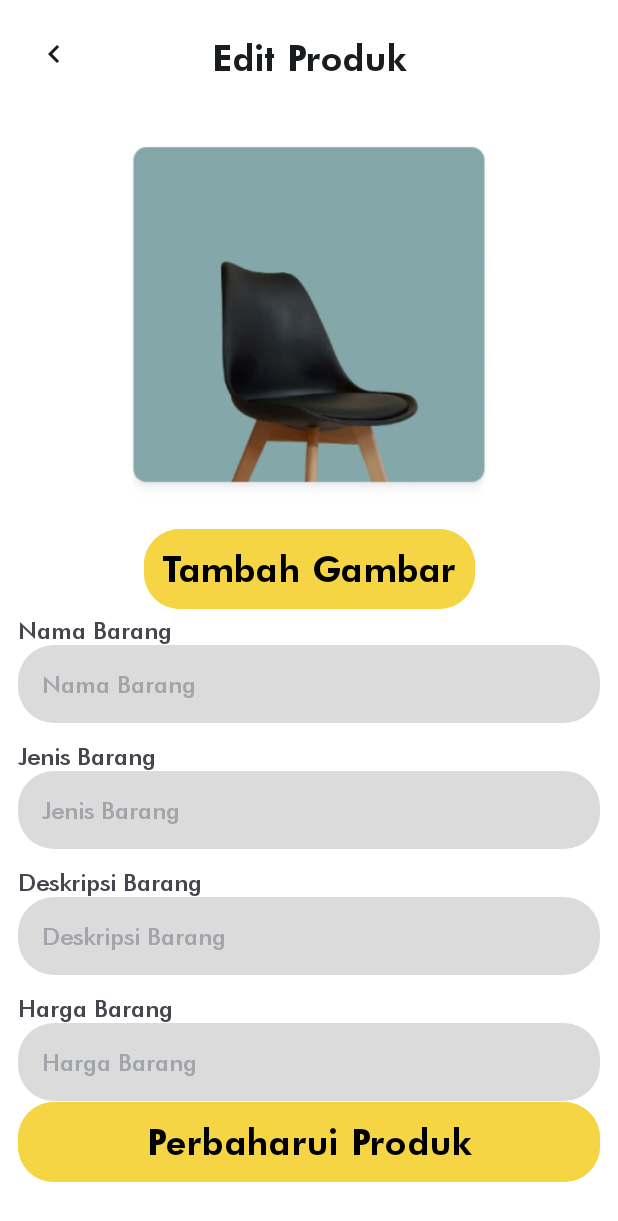
After one commit to kelas-app/mobdev, an Android app: the EditProductActivity screen opened directly, with no data from a screen before it, on a phone screen of 412 x 824 dp. The commit adds this screen. Shown: the top 1221 px of the screen. Run offline under Robolectric (Android 15) with nearby library versions, the light colour scheme and no system bars; pictures from the network do not load.

Commit message:
commit aja takut kenapa napa

```diff
--- a/app/src/main/AndroidManifest.xml
+++ b/app/src/main/AndroidManifest.xml
@@ -36,6 +36,7 @@
             android:exported="false" />
 
         <activity android:name=".view.profile.sellerprofile.sellertab.addproduct.ProductActivity" />
+        <activity android:name=".view.profile.sellerprofile.sellertab.editproduct.EditProductActivity" />
 
         <activity android:name=".view.profile.editprofile.EditProfileActivity" />
 
--- a/app/src/main/java/com/example/capstone/data/api/response/DashboardResponse.kt
+++ b/app/src/main/java/com/example/capstone/data/api/response/DashboardResponse.kt
@@ -1,9 +1,10 @@
 package com.example.capstone.data.api.response
 
 import com.example.capstone.data.api.services.ProductRequest
+import com.example.capstone.data.api.services.ProductRequestWithId
 
 data class DashboardResponse(
-    val dijual: List<ProductRequest>,
+    val dijual: List<ProductRequestWithId>,
     val diproses: List<ProcessRequest>,
     val selesai: List<ProcessRequest>
 )
--- a/app/src/main/java/com/example/capstone/view/cart/keranjang/KeranjangAdapter.kt
+++ b/app/src/main/java/com/example/capstone/view/cart/keranjang/KeranjangAdapter.kt
@@ -37,7 +37,7 @@ class KeranjangAdapter(
 
         fun bind(data: GetDetailProductResponse) {
             textViewTitle.text = data.name
-            textViewPrice.text = context.getString(R.string.rupiah, data.price.toInt())
+            textViewPrice.text = context.getString(R.string.rupiah, data.price)
 
             // Load the image using Glide or any other image loading library
             if (data.productImage.isNotEmpty()) {
--- a/app/src/main/java/com/example/capstone/view/profile/sellerprofile/sellertab/addproduct/ProductViewModelFactory.kt
+++ b/app/src/main/java/com/example/capstone/view/profile/sellerprofile/sellertab/addproduct/ProductViewModelFactory.kt
@@ -5,6 +5,7 @@ import androidx.lifecycle.ViewModelProvider
 import com.example.capstone.data.repository.ProductRepository
 import com.example.capstone.view.cart.keranjang.KeranjangViewModel
 import com.example.capstone.view.cart.riwayat.OrderViewModel
+import com.example.capstone.view.profile.sellerprofile.sellertab.editproduct.EditProductViewModel
 
 class ProductViewModelFactory(private val productRepository: ProductRepository) : ViewModelProvider.Factory {
     override fun <T : ViewModel> create(modelClass: Class<T>): T {
@@ -12,6 +13,10 @@ class ProductViewModelFactory(private val productRepository: ProductRepository)
             @Suppress("UNCHECKED_CAST")
             return ProductViewModel(productRepository) as T
         }
+        if (modelClass.isAssignableFrom(EditProductViewModel::class.java)) {
+            @Suppress("UNCHECKED_CAST")
+            return EditProductViewModel(productRepository) as T
+        }
         if (modelClass.isAssignableFrom(OrderViewModel::class.java)) {
             return OrderViewModel(productRepository) as T
         }
--- /dev/null
+++ b/app/src/main/res/layout/activity_edit_product.xml
@@ -0,0 +1,212 @@
+<?xml version="1.0" encoding="utf-8"?>
+<LinearLayout xmlns:android="http://schemas.android.com/apk/res/android"
+    xmlns:app="http://schemas.android.com/apk/res-auto"
+    xmlns:tools="http://schemas.android.com/tools"
+    android:layout_width="match_parent"
+    android:layout_height="match_parent"
+    android:orientation="vertical"
+    tools:context=".view.profile.sellerprofile.sellertab.editproduct.EditProductActivity">
+
+    <androidx.constraintlayout.widget.ConstraintLayout
+        android:layout_width="match_parent"
+        android:layout_height="0dp"
+        android:layout_weight="1"
+        android:background="@color/white"
+        android:orientation="vertical">
+
+        <ImageButton
+            android:id="@+id/btnBack"
+            android:layout_width="48dp"
+            android:layout_height="48dp"
+            android:elevation="1dp"
+            android:background="@android:color/transparent"
+            android:tint="@color/C6"
+            android:contentDescription="@string/back"
+            android:src="@drawable/ic_back_arrow"
+            app:layout_constraintTop_toTopOf="parent"
+            app:layout_constraintStart_toStartOf="parent"
+            android:padding="8dp"
+            android:layout_margin="12dp" />
+
+        <LinearLayout
+            android:id="@+id/top_navigation"
+            android:layout_width="match_parent"
+            android:layout_height="0dp"
+            android:orientation="horizontal"
+            app:layout_constraintTop_toTopOf="parent">
+
+            <TextView
+                android:id="@+id/textViewProfil"
+                style="@style/H2"
+                android:layout_width="0dp"
+                android:layout_height="77dp"
+                android:layout_gravity="top"
+                android:layout_weight="1"
+                android:gravity="center"
+                android:padding="16dp"
+                android:text="@string/edit_produk"
+                android:textAlignment="center"
+                android:textColor="@color/C6" />
+        </LinearLayout>
+
+
+        <ImageView
+            android:id="@+id/img_prudok"
+            android:layout_width="289dp"
+            android:layout_height="239dp"
+            android:layout_marginStart="20dp"
+            android:layout_marginTop="20dp"
+            android:layout_marginEnd="20dp"
+            android:src="@drawable/detailkursi"
+            app:layout_constraintEnd_toEndOf="parent"
+            app:layout_constraintStart_toStartOf="parent"
+            app:layout_constraintTop_toBottomOf="@+id/top_navigation" />
+
+        <Button
+            android:id="@+id/btnTambahGambar"
+            style="@style/H2"
+            android:layout_width="wrap_content"
+            android:layout_height="wrap_content"
+            android:layout_marginHorizontal="12dp"
+            android:layout_marginTop="12dp"
+            android:backgroundTint="@color/P1"
+            android:elevation="1dp"
+            android:padding="12dp"
+            android:text="@string/tambah_gambar"
+            android:textColor="@color/black"
+            app:cornerRadius="24dp"
+            app:layout_constraintEnd_toEndOf="parent"
+            app:layout_constraintStart_toStartOf="parent"
+            app:layout_constraintTop_toBottomOf="@+id/img_prudok" />
+
+        <TextView
+            android:id="@+id/tvNamaBarang"
+            style="@style/Bd1"
+            android:layout_width="wrap_content"
+            android:layout_height="wrap_content"
+            android:layout_marginHorizontal="12dp"
+            android:text="@string/nama_barang"
+            app:layout_constraintStart_toStartOf="parent"
+            app:layout_constraintTop_toBottomOf="@+id/btnTambahGambar" />
+
+        <EditText
+            android:id="@+id/PutNamaBarang"
+            android:layout_width="match_parent"
+            android:layout_height="wrap_content"
+            android:layout_marginHorizontal="12dp"
+            android:autofillHints="Username"
+            android:background="@drawable/rounded_shape"
+            android:backgroundTint="@color/C2"
+            android:fontFamily="@font/futura_md_bt"
+            android:hint="@string/nama_barang"
+            android:inputType="text"
+            android:padding="16dp"
+            android:textColorHint="@color/C3"
+            android:textSize="16sp"
+            app:layout_constraintTop_toBottomOf="@+id/tvNamaBarang"
+            tools:layout_editor_absoluteX="8dp" />
+
+        <TextView
+            android:id="@+id/tvJenisBarang"
+            style="@style/Bd1"
+            android:layout_width="wrap_content"
+            android:layout_height="wrap_content"
+            android:layout_marginHorizontal="12dp"
+            android:layout_marginTop="12dp"
+            android:text="@string/jenis_barang"
+            app:layout_constraintStart_toStartOf="parent"
+            app:layout_constraintTop_toBottomOf="@+id/PutNamaBarang" />
+
+        <EditText
+            android:id="@+id/PutJenisBarang"
+            android:layout_width="match_parent"
+            android:layout_height="wrap_content"
+            android:layout_marginHorizontal="12dp"
+            android:autofillHints="Username"
+            android:background="@drawable/rounded_shape"
+            android:backgroundTint="@color/C2"
+            android:fontFamily="@font/futura_md_bt"
+            android:hint="@string/jenis_barang"
+            android:inputType="text"
+            android:padding="16dp"
+            android:textColorHint="@color/C3"
+            android:textSize="16sp"
+            app:layout_constraintTop_toBottomOf="@+id/tvJenisBarang"
+            tools:layout_editor_absoluteX="8dp" />
+
+        <TextView
+            android:id="@+id/tvDescription"
+            style="@style/Bd1"
+            android:layout_width="wrap_content"
+            android:layout_height="wrap_content"
+            android:layout_marginHorizontal="12dp"
+            android:layout_marginTop="12dp"
+            android:text="@string/deskripsi_barang"
+            app:layout_constraintStart_toStartOf="parent"
+            app:layout_constraintTop_toBottomOf="@+id/PutJenisBarang" />
+
+        <EditText
+            android:id="@+id/PutDescription"
+            android:layout_width="match_parent"
+            android:layout_height="wrap_content"
+            android:layout_marginHorizontal="12dp"
+            android:autofillHints="Username"
+            android:background="@drawable/rounded_shape"
+            android:backgroundTint="@color/C2"
+            android:fontFamily="@font/futura_md_bt"
+            android:hint="@string/deskripsi_barang"
+            android:inputType="text"
+            android:padding="16dp"
+            android:textColorHint="@color/C3"
+            android:textSize="16sp"
+            app:layout_constraintTop_toBottomOf="@+id/tvDescription"
+            tools:layout_editor_absoluteX="8dp" />
+
+        <TextView
+            android:id="@+id/tvHargaBarang"
+            style="@style/Bd1"
+            android:layout_width="wrap_content"
+            android:layout_height="wrap_content"
+            android:layout_marginHorizontal="12dp"
+            android:text="@string/harga_barang"
+            app:layout_constraintStart_toStartOf="parent"
+            app:layout_constraintTop_toBottomOf="@+id/PutDescription"
+            android:layout_marginTop="12dp" />
+
+        <EditText
+            android:id="@+id/PutPhone"
+            android:layout_width="match_parent"
+            android:layout_height="wrap_content"
+            android:layout_marginHorizontal="12dp"
+            android:autofillHints="Nomor Telepon"
+            android:background="@drawable/rounded_shape"
+            android:backgroundTint="@color/C2"
+            android:fontFamily="@font/futura_md_bt"
+            android:hint="@string/harga_barang"
+            android:inputType="phone"
+            android:padding="16dp"
+            android:textColorHint="@color/C3"
+            android:textSize="16sp"
+            app:layout_constraintTop_toBottomOf="@+id/tvHargaBarang"
+            tools:layout_editor_absoluteX="8dp" />
+
+        <Button
+            android:id="@+id/btnTambahProduk"
+            style="@style/H2"
+            android:layout_width="match_parent"
+            android:layout_height="wrap_content"
+            android:layout_marginHorizontal="12dp"
+            android:layout_marginBottom="32dp"
+            android:backgroundTint="@color/P1"
+            android:padding="12dp"
+            android:text="@string/edit_barang"
+            android:textColor="@color/black"
+            app:cornerRadius="24dp"
+            android:elevation="1dp"
+            app:layout_constraintBottom_toBottomOf="parent"
+            tools:layout_editor_absoluteX="12dp" />
+
+    </androidx.constraintlayout.widget.ConstraintLayout>
+
+
+</LinearLayout>
--- a/app/src/main/res/values/colors.xml
+++ b/app/src/main/res/values/colors.xml
@@ -9,8 +9,8 @@
 
     <color name="P1">#F5D543</color>
 
-    <color name="C1">#FDFDFD</color>
-    <color name="C2">#F7F7F7</color>
+    <color name="C1">#ededed</color>
+    <color name="C2">#dbdbdb</color>
     <color name="C3">#A2A5A9</color>
     <color name="C4">#6E7173</color>
     <color name="C5">#333C41</color>
--- a/app/src/main/res/values/strings.xml
+++ b/app/src/main/res/values/strings.xml
@@ -144,4 +144,6 @@
     <string name="recommendationn">Recommendation</string>
     <string name="ForYou">For You</string>
     <string name="message">Untuk itu, apabila Anda termasuk dalam kriteria tersebut, saya mohon kesediaan Anda untuk berpartisipasi dalam mengisi survey ini. Tidak ada jawaban benar atau salah dalam pengerjaan ini, sehingga silahkan untuk mengisi kuesioner ini secara jujur dan apa adanya. Hasil atau data pengisian survey akan digunakan sebatas ruang lingkup penelitian dan akademik, sehingga segala tanggapan dalam kuesioner ini akan dijaga kerahasiaannya.\n</string>
+    <string name="edit_produk">Edit Produk</string>
+    <string name="edit_barang">Perbaharui Produk</string>
 </resources>
```
Also changed, not shown: app/src/main/java/com/example/capstone/data/api/services/ProductApiService.kt (+14 -0 lines), app/src/main/java/com/example/capstone/data/api/services/ProductRequest.kt (+16 -1 lines), app/src/main/java/com/example/capstone/data/repository/ProductRepository.kt (+11 -0 lines), app/src/main/java/com/example/capstone/view/cart/riwayat/RiwayatPesananAdapter.kt (+18 -1 lines), app/src/main/java/com/example/capstone/view/profile/sellerprofile/sellertab/SellerAdapter.kt (+8 -1 lines), app/src/main/java/com/example/capstone/view/profile/sellerprofile/sellertab/SellerTabFragment.kt (+19 -5 lines), app/src/main/java/com/example/capstone/view/profile/sellerprofile/sellertab/editproduct/EditProductActivity.kt (added, +115 -0 lines), app/src/main/java/com/example/capstone/view/profile/sellerprofile/sellertab/editproduct/EditProductViewModel.kt (added, +38 -0 lines), app/src/main/res/layout/list_item_cart.xml (+15 -8 lines).
